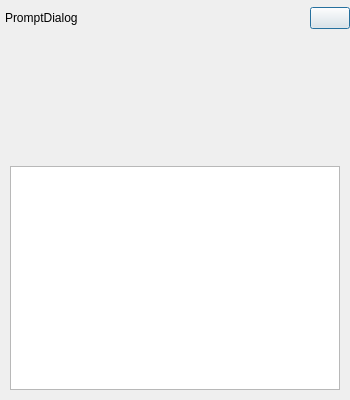
Above: src/promptdialog.ui from ukui/ukui-biometric-manager before the change. Below: the same form after it.
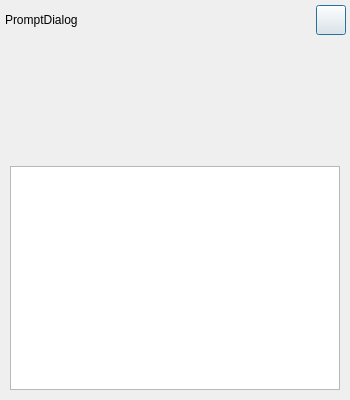
That is the form after the change.

The edit to the form file:
```diff
--- a/src/promptdialog.ui
+++ b/src/promptdialog.ui
@@ -63,10 +63,10 @@
        <number>5</number>
       </property>
       <property name="topMargin">
-       <number>0</number>
+       <number>4</number>
       </property>
       <property name="rightMargin">
-       <number>0</number>
+       <number>4</number>
       </property>
       <property name="bottomMargin">
        <number>0</number>
@@ -93,6 +93,18 @@
       </item>
       <item alignment="Qt::AlignVCenter">
        <widget class="QPushButton" name="btnClose">
+        <property name="minimumSize">
+         <size>
+          <width>30</width>
+          <height>30</height>
+         </size>
+        </property>
+        <property name="maximumSize">
+         <size>
+          <width>30</width>
+          <height>30</height>
+         </size>
+        </property>
         <property name="text">
          <string/>
         </property>
```
